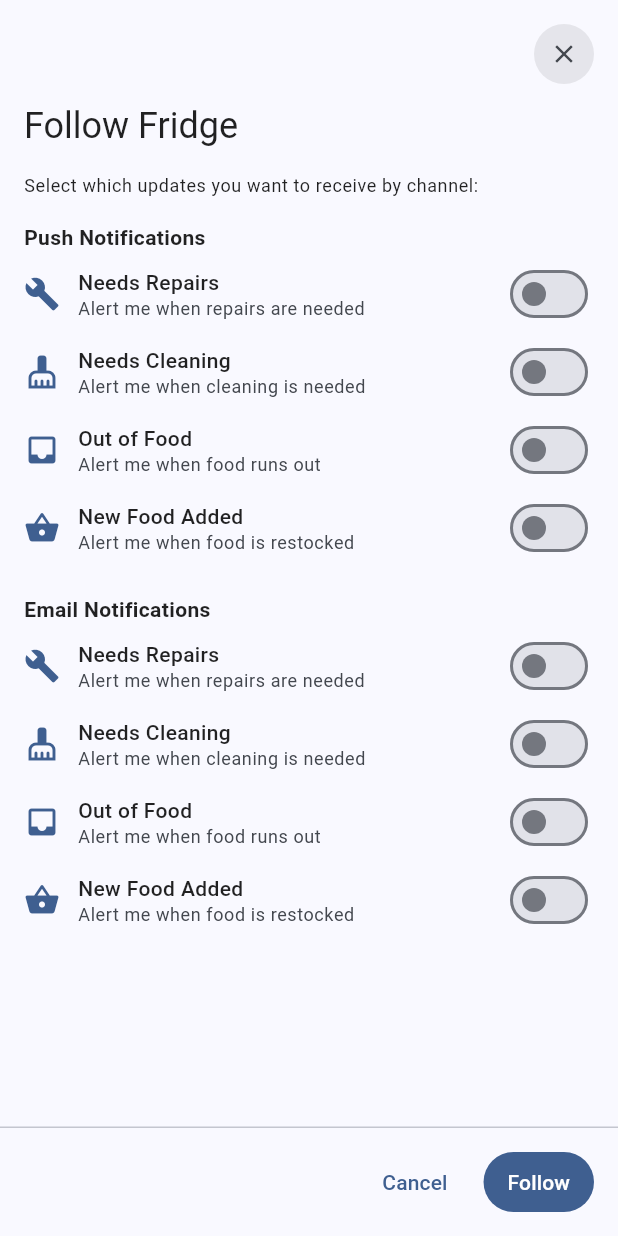
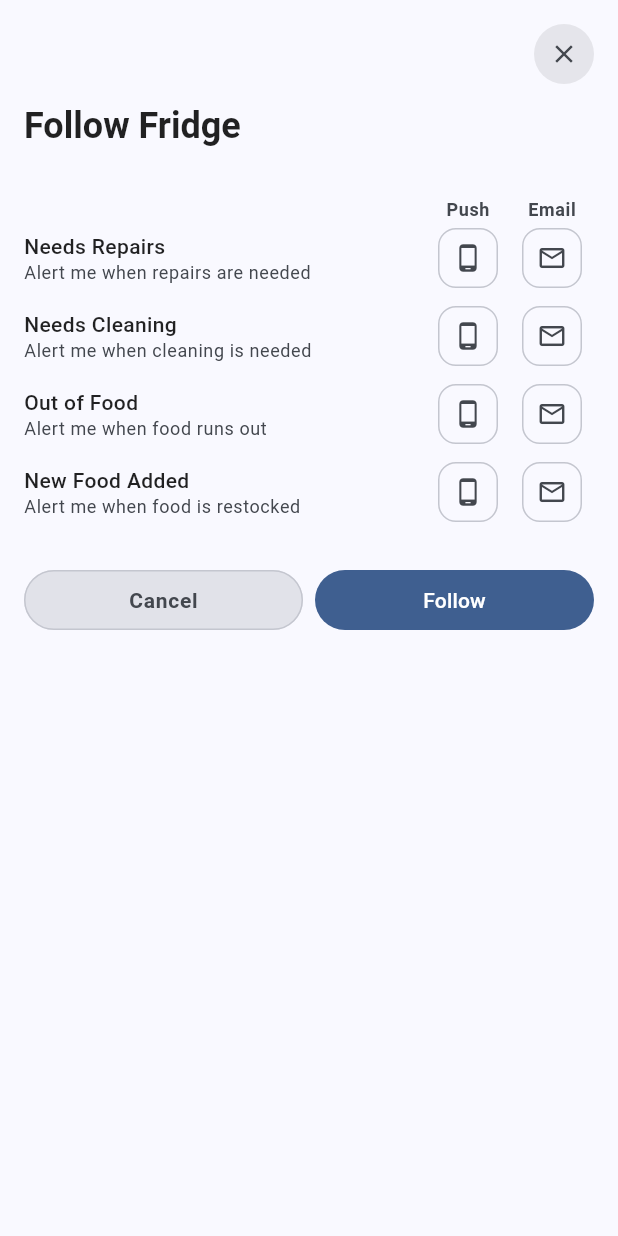
Before and after one commit to FridgeFinder/CFM_Mobile, a Flutter app: the NotificationPreferencesDialog screen opened directly with empty values, on a phone screen of 412 x 824 dp. Run offline on Flutter 3.47's test engine with Material 3 defaults, Android fonts, the phone set to English and light mode, and no system bars; our stand-ins replace app_links, connectivity_plus, dio, firebase_auth, firebase_core, firebase_messaging and 20 more; missing offline and left inert: dio_cache_interceptor_hive_store, flutter_map_cache, flutter_map_marker_cluster, vector_map_tiles, vector_tile_renderer; accounts and stored records are empty; generated files the repository leaves out were written again; network calls fail.

Commit message:
hotfix - update format in notification preferences

```diff
--- a/fridgefinder_flutter/lib/src/features/auth/presentation/widgets/edit_notification_preferences_dialog.dart
+++ b/fridgefinder_flutter/lib/src/features/auth/presentation/widgets/edit_notification_preferences_dialog.dart
@@ -304,7 +304,7 @@ class _NotificationPreferencesDialogState
                     M3ESpacing.md,
                     M3ESpacing.xs,
                     M3ESpacing.md,
-                    M3ESpacing.md,
+                    M3ESpacing.lg,
                   ),
                   child: Center(
                     child: ConstrainedBox(
@@ -314,7 +314,9 @@ class _NotificationPreferencesDialogState
                         children: [
                           Text(
                             dialogTitle,
-                            style: M3ETypography.headlineSmall,
+                            style: M3ETypography.headlineSmall.copyWith(
+                              fontWeight: FontWeight.w700,
+                            ),
                           ),
                           if (widget.fridgeName != null) ...[
                             M3ESpacing.verticalXXS,
@@ -326,89 +328,36 @@ class _NotificationPreferencesDialogState
                             ),
                           ],
                           M3ESpacing.verticalMD,
-                          Text(
-                            'Select which updates you want to receive by channel:',
-                            style: M3ETypography.bodySmall,
+                          // Text(
+                          //   'Select which updates you want to receive by channel:',
+                          //   style: M3ETypography.bodySmall,
+                          // ),
+                          M3ESpacing.verticalMD,
+                          _buildColumnHeaders(),
+                          ..._notificationRows.map(_buildNotificationRow),
+                          M3ESpacing.verticalMD,
+                          Row(
+                            children: [
+                              Expanded(
+                                child: OutlinedButton(
+                                  onPressed: _isLoading ? null : _closeDialog,
+                                  style: OutlinedButton.styleFrom(
+                                    minimumSize: const Size(0, 40),
+                                    padding: const EdgeInsets.symmetric(
+                                      horizontal: 16,
+                                      vertical: 10,
                                     ),
-                          M3ESpacing.verticalMD,
-                          _buildChannelSection(
-                            title: 'Push Notifications',
-                            channel: _preferences.contactTypePreferences.device,
-                            onChanged: (channel) {
-                              setState(() {
-                                _preferences = _preferences.copyWith(
-                                  contactTypePreferences:
-                                      _preferences.contactTypePreferences.copyWith(
-                                    device: channel,
+                                    backgroundColor: colorScheme.surfaceContainerHighest,
+                                    foregroundColor: colorScheme.onSurfaceVariant,
+                                    side: BorderSide(color: colorScheme.outlineVariant),
+                                    shape: const StadiumBorder(),
                                   ),
-                                );
-                              });
-                            },
-                          ),
-                          M3ESpacing.verticalSM,
-                          _buildChannelSection(
-                            title: 'Email Notifications',
-                            channel: _preferences.contactTypePreferences.email,
-                            onChanged: (channel) {
-                              setState(() {
-                                _preferences = _preferences.copyWith(
-                                  contactTypePreferences:
-                                      _preferences.contactTypePreferences.copyWith(
-                                    email: channel,
-                                  ),
-                                );
-                              });
-                            },
-                          ),
-                        ],
+                                  child: const Text('Cancel'),
                                 ),
                               ),
-                  ),
-                ),
-              ),
-              Container(
-                width: double.infinity,
-                decoration: BoxDecoration(
-                  color: colorScheme.surface,
-                  border: Border(
-                    top: BorderSide(
-                      color: colorScheme.outlineVariant,
-                    ),
-                  ),
-                ),
-                child: SafeArea(
-                  top: false,
-                  child: Padding(
-                    padding: EdgeInsets.fromLTRB(
-                      M3ESpacing.md,
-                      M3ESpacing.sm,
-                      M3ESpacing.md,
-                      M3ESpacing.sm,
-                    ),
-                    child: Center(
-                      child: ConstrainedBox(
-                        constraints: const BoxConstraints(maxWidth: 520),
-                        child: Row(
-                          mainAxisAlignment: MainAxisAlignment.end,
-                          children: [
-                            if (widget.mode == NotificationPreferencesMode.edit) ...[
-                              TextButton(
-                                onPressed:
-                                    _isLoading ? null : () => _handleUnfollow(context),
-                                style: TextButton.styleFrom(
-                                  foregroundColor:
-                                      const Color(0xFFFF7043), // M3E alert/destructive
-                                ),
-                                child: const Text('Unfollow'),
-                              ),
                               M3ESpacing.horizontalXS,
-                            ],
-                            TextButtonM3E(
-                              onPressed: _isLoading ? null : _closeDialog,
-                              child: const Text('Cancel'),
-                            ),
-                            M3ESpacing.horizontalXS,
-                            FilledButtonM3E(
+                              Expanded(
+                                child: FilledButtonM3E(
                                   onPressed: _isLoading ? null : _handleSave,
                                   child: _isLoading
                                       ? SizedBox(
@@ -422,8 +371,24 @@ class _NotificationPreferencesDialogState
                                               : 'Follow',
                                         ),
                                 ),
+                              ),
                             ],
                           ),
+                          if (widget.mode == NotificationPreferencesMode.edit) ...[
+                            M3ESpacing.verticalXS,
+                            Center(
+                              child: TextButton(
+                                onPressed:
+                                    _isLoading ? null : () => _handleUnfollow(context),
+                                style: TextButton.styleFrom(
+                                  foregroundColor:
+                                      const Color(0xFFFF7043), // M3E alert/destructive
+                                ),
+                                child: const Text('Unfollow Fridge'),
+                              ),
+                            ),
+                          ],
+                        ],
                       ),
                     ),
                   ),
@@ -436,82 +401,46 @@ class _NotificationPreferencesDialogState
     );
   }
 
-  Widget _buildChannelSection({
-    required String title,
-    required FridgeNotificationFlags channel,
-    required ValueChanged<FridgeNotificationFlags> onChanged,
-  }) {
-    return Column(
-      crossAxisAlignment: CrossAxisAlignment.start,
+  /// Column headers above the Push / Email switch columns.
+  Widget _buildColumnHeaders() {
+    final colorScheme = Theme.of(context).colorScheme;
+    final headerStyle = M3ETypography.bodySmall.copyWith(
+      fontWeight: FontWeight.w600,
+      color: colorScheme.onSurfaceVariant,
+    );
+
+    return Padding(
+      padding: EdgeInsets.only(bottom: M3ESpacing.xxs),
+      child: Row(
         children: [
-        Text(
-          title,
-          style: M3ETypography.bodyMedium.copyWith(
-                fontWeight: FontWeight.w600,
+          const Expanded(child: SizedBox.shrink()),
+          SizedBox(width: 56, child: Center(child: Text('Push', style: headerStyle))),
+          SizedBox(width: 56, child: Center(child: Text('Email', style: headerStyle))),
+        ],
       ),
-        ),
-        M3ESpacing.verticalXS,
-        _buildPreferenceSwitch(
-          title: 'Needs Repairs',
-          subtitle: 'Alert me when repairs are needed',
-          value: channel.outOfOrder,
-          onChanged: (value) => onChanged(channel.copyWith(outOfOrder: value)),
-          icon: Icons.build,
-        ),
-        _buildPreferenceSwitch(
-          title: 'Needs Cleaning',
-          subtitle: 'Alert me when cleaning is needed',
-          value: channel.dirty,
-          onChanged: (value) => onChanged(channel.copyWith(dirty: value)),
-          icon: Icons.cleaning_services,
-        ),
-        _buildPreferenceSwitch(
-          title: 'Out of Food',
-          subtitle: 'Alert me when food runs out',
-          value: channel.noFood,
-          onChanged: (value) => onChanged(channel.copyWith(noFood: value)),
-          icon: Icons.inbox,
-        ),
-        _buildPreferenceSwitch(
-          title: 'New Food Added',
-          subtitle: 'Alert me when food is restocked',
-          value: channel.hasFood,
-          onChanged: (value) => onChanged(channel.copyWith(hasFood: value)),
-          icon: Icons.shopping_basket,
-        ),
-      ],
     );
   }
 
-  Widget _buildPreferenceSwitch({
-    required String title,
-    required String subtitle,
-    required bool value,
-    required ValueChanged<bool> onChanged,
-    required IconData icon,
-  }) {
+  Widget _buildNotificationRow(_NotificationRowConfig row) {
+    final device = _preferences.contactTypePreferences.device;
+    final email = _preferences.contactTypePreferences.email;
+
     return Padding(
       padding: EdgeInsets.only(bottom: M3ESpacing.sm),
       child: Row(
         children: [
-          Icon(
-            icon,
-            size: 24,
-            color: Theme.of(context).colorScheme.primary,
-          ),
-          M3ESpacing.horizontalSM,
           Expanded(
             child: Column(
               crossAxisAlignment: CrossAxisAlignment.start,
               children: [
                 Text(
-                  title,
+                  row.title,
                   style: M3ETypography.bodyMedium.copyWith(
                         fontWeight: FontWeight.w500,
                       ),
                 ),
                 Text(
-                  subtitle,
+                  row.subtitle,
                   style: M3ETypography.bodySmall.copyWith(
                         color: Theme.of(context).colorScheme.onSurfaceVariant,
                       ),
@@ -519,12 +448,134 @@ class _NotificationPreferencesDialogState
               ],
             ),
           ),
-          SwitchM3E(
-            value: value,
-            onChanged: onChanged,
+          SizedBox(
+            width: 56,
+            child: Center(
+              child: _buildToggleButton(
+                icon: Icons.phone_android,
+                active: row.getValue(device),
+                tooltip: 'Toggle push notifications for ${row.title}',
+                onTap: () {
+                  setState(() {
+                    _preferences = _preferences.copyWith(
+                      contactTypePreferences: _preferences.contactTypePreferences.copyWith(
+                        device: row.setValue(device, !row.getValue(device)),
+                      ),
+                    );
+                  });
+                },
+              ),
+            ),
+          ),
+          SizedBox(
+            width: 56,
+            child: Center(
+              child: _buildToggleButton(
+                icon: Icons.mail_outline,
+                active: row.getValue(email),
+                tooltip: 'Toggle email notifications for ${row.title}',
+                onTap: () {
+                  setState(() {
+                    _preferences = _preferences.copyWith(
+                      contactTypePreferences: _preferences.contactTypePreferences.copyWith(
+                        email: row.setValue(email, !row.getValue(email)),
+                      ),
+                    );
+                  });
+                },
+              ),
+            ),
           ),
         ],
       ),
     );
   }
+
+  /// Toggle button styled like the website's push/email icon toggles.
+  Widget _buildToggleButton({
+    required IconData icon,
+    required bool active,
+    required String tooltip,
+    required VoidCallback onTap,
+  }) {
+    final colorScheme = Theme.of(context).colorScheme;
+
+    return Tooltip(
+      message: tooltip,
+      child: Material(
+        color: active ? colorScheme.primary : colorScheme.surface,
+        shape: RoundedRectangleBorder(
+          borderRadius: BorderRadius.circular(12),
+          side: BorderSide(
+            color: active ? colorScheme.primary : colorScheme.outlineVariant,
+          ),
+        ),
+        child: InkWell(
+          onTap: onTap,
+          borderRadius: BorderRadius.circular(12),
+          child: SizedBox(
+            width: 40,
+            height: 40,
+            child: Icon(
+              icon,
+              size: 20,
+              color: active ? colorScheme.onPrimary : colorScheme.onSurfaceVariant,
+            ),
+          ),
+        ),
+      ),
+    );
   }
+}
+
+/// Row definition pairing a notification type with its flag getter/setter.
+class _NotificationRowConfig {
+  final String title;
+  final String subtitle;
+  final bool Function(FridgeNotificationFlags) getValue;
+  final FridgeNotificationFlags Function(FridgeNotificationFlags, bool) setValue;
+
+  const _NotificationRowConfig({
+    required this.title,
+    required this.subtitle,
+    required this.getValue,
+    required this.setValue,
+  });
+}
+
+const _notificationRows = [
+  _NotificationRowConfig(
+    title: 'Needs Repairs',
+    subtitle: 'Alert me when repairs are needed',
+    getValue: _getOutOfOrder,
+    setValue: _setOutOfOrder,
+  ),
+  _NotificationRowConfig(
+    title: 'Needs Cleaning',
+    subtitle: 'Alert me when cleaning is needed',
+    getValue: _getDirty,
+    setValue: _setDirty,
+  ),
+  _NotificationRowConfig(
+    title: 'Out of Food',
+    subtitle: 'Alert me when food runs out',
+    getValue: _getNoFood,
+    setValue: _setNoFood,
+  ),
+  _NotificationRowConfig(
+    title: 'New Food Added',
+    subtitle: 'Alert me when food is restocked',
+    getValue: _getHasFood,
+    setValue: _setHasFood,
+  ),
+];
+
+bool _getOutOfOrder(FridgeNotificationFlags f) => f.outOfOrder;
+FridgeNotificationFlags _setOutOfOrder(FridgeNotificationFlags f, bool v) =>
+    f.copyWith(outOfOrder: v);
+bool _getDirty(FridgeNotificationFlags f) => f.dirty;
+FridgeNotificationFlags _setDirty(FridgeNotificationFlags f, bool v) => f.copyWith(dirty: v);
+bool _getNoFood(FridgeNotificationFlags f) => f.noFood;
+FridgeNotificationFlags _setNoFood(FridgeNotificationFlags f, bool v) => f.copyWith(noFood: v);
+bool _getHasFood(FridgeNotificationFlags f) => f.hasFood;
+FridgeNotificationFlags _setHasFood(FridgeNotificationFlags f, bool v) => f.copyWith(hasFood: v);
--- a/fridgefinder_flutter/lib/src/features/auth/presentation/widgets/sign_in_widget.dart
+++ b/fridgefinder_flutter/lib/src/features/auth/presentation/widgets/sign_in_widget.dart
@@ -192,9 +192,7 @@ class _SignInWidgetState extends ConsumerState<SignInWidget> {
     final formattedPhone = PhoneNumberHelper.formatPhoneNumber(phoneNumber);
     if (formattedPhone == null ||
         !PhoneNumberHelper.isValidPhoneNumber(phoneNumber)) {
-      _showOverlaySnackBar(
-        'Please enter a valid US or Canada phone number',
-      );
+      _showOverlaySnackBar('Please enter a valid US or Canada phone number');
       return;
     }
 
@@ -368,7 +366,10 @@ class _SignInWidgetState extends ConsumerState<SignInWidget> {
 
     return Scaffold(
       backgroundColor: colorScheme.surface,
-      body: SafeArea(
+      body: GestureDetector(
+        behavior: HitTestBehavior.translucent,
+        onTap: () => FocusScope.of(context).unfocus(),
+        child: SafeArea(
           child: Column(
             children: [
               Align(
@@ -382,7 +383,9 @@ class _SignInWidgetState extends ConsumerState<SignInWidget> {
                     onPressed: _closeSignIn,
                     tooltip: 'Close sign in',
                     style: ButtonStyle(
-                    backgroundColor: WidgetStateProperty.resolveWith((states) {
+                      backgroundColor: WidgetStateProperty.resolveWith((
+                        states,
+                      ) {
                         if (states.contains(WidgetState.pressed) ||
                             states.contains(WidgetState.hovered) ||
                             states.contains(WidgetState.focused)) {
@@ -476,7 +479,8 @@ class _SignInWidgetState extends ConsumerState<SignInWidget> {
                                         labelText: 'Email Address',
                                         hintText: 'you@example.com',
                                         prefixIcon: Icons.email,
-                                      keyboardType: TextInputType.emailAddress,
+                                        keyboardType:
+                                            TextInputType.emailAddress,
                                       ),
                                       SizedBox(height: M3ESpacing.md),
                                       FilledButtonM3E(
@@ -497,8 +501,7 @@ class _SignInWidgetState extends ConsumerState<SignInWidget> {
                                         controller: _phoneController,
                                         labelText: 'Phone Number',
                                         prefixIcon: Icons.phone,
-                                      helperText:
-                                          'US/Canada numbers only.',
+                                        helperText: 'US/Canada numbers only.',
                                         keyboardType: TextInputType.phone,
                                       ),
                                       SizedBox(height: M3ESpacing.md),
@@ -568,7 +571,9 @@ class _SignInWidgetState extends ConsumerState<SignInWidget> {
                                     ),
                                     M3ESpacing.verticalMD,
                                     FilledButtonM3E(
-                                    onPressed: _isLoading ? null : _verifyCode,
+                                      onPressed: _isLoading
+                                          ? null
+                                          : _verifyCode,
                                       child: _isLoading
                                           ? SizedBox(
                                               width: 20,
@@ -661,8 +666,8 @@ class _SignInWidgetState extends ConsumerState<SignInWidget> {
                                                     color: Theme.of(
                                                       context,
                                                     ).colorScheme.primary,
-                                                  decoration:
-                                                      TextDecoration.underline,
+                                                    decoration: TextDecoration
+                                                        .underline,
                                                   ),
                                             ),
                                           ),
@@ -683,6 +688,7 @@ class _SignInWidgetState extends ConsumerState<SignInWidget> {
             ],
           ),
         ),
+      ),
     );
   }
 }
```
Also changed, not shown: 2 other files. Lines whose indentation alone changed are shown as unchanged.
